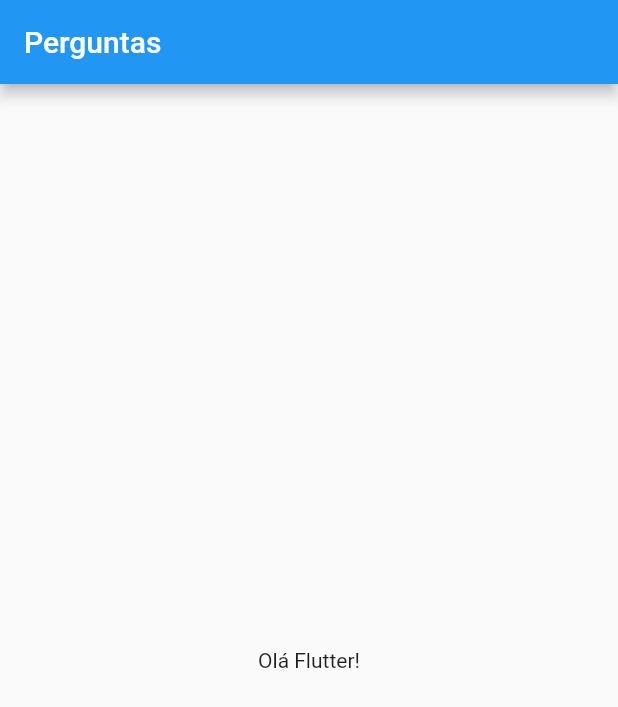
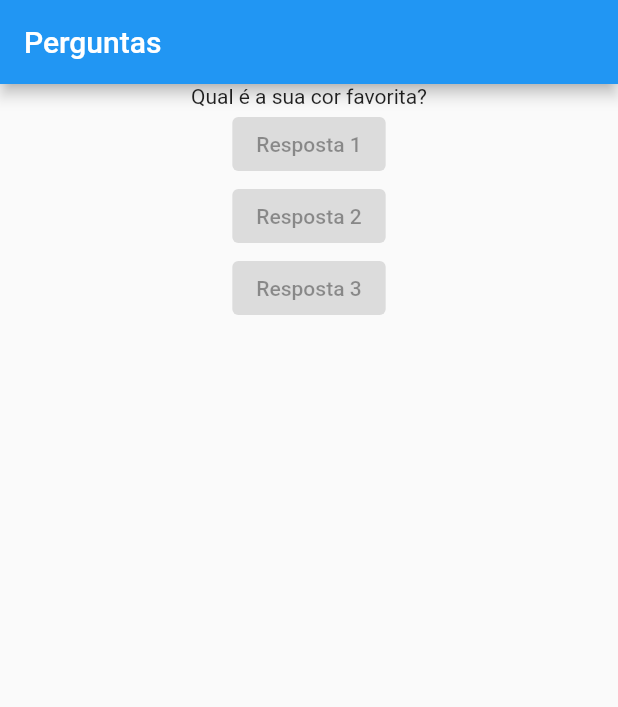
Before and after one commit to G-m4rtins/PerguntasAPP, a Flutter app: the screen it shows after launch, on a phone screen of 412 x 824 dp. Shown: the top 707 px of the screen. Run offline on Flutter 3.47's test engine with Material 2 defaults, Android fonts, the phone set to English and light mode, and no system bars.

Commit message:
feat: new-buttons

```diff
--- a/lib/main.dart
+++ b/lib/main.dart
@@ -1,18 +1,30 @@
 import 'package:flutter/material.dart';
 
-main () => runApp(PerguntaApp());
+main() => runApp(PerguntaApp());
 
-class PerguntaApp extends StatelessWidget{
+class PerguntaApp extends StatelessWidget {
+  @override
+  Widget build(BuildContext context) {
 
-  @override
-  Widget build(BuildContext context){
+    final List<String> perguntas = [
+      'Qual é a sua cor favorita?',
+      'Qual é o seu animal favorito?'
+    ];
+
     return MaterialApp(
       home: Scaffold(
         appBar: AppBar(
           title: Text('Perguntas'),
         ),
-        body: Center(
-          child: Text('Olá Flutter!'),
+        body: Column(
+          children: [
+            Center(
+              child: Text(perguntas.elementAt(0)),
+            ),
+            ElevatedButton(onPressed: null, child: Text('Resposta 1')),
+            ElevatedButton(onPressed: null, child: Text('Resposta 2')),
+            ElevatedButton(onPressed: null, child: Text('Resposta 3')),
+          ],
         ),
       ),
     );
```
